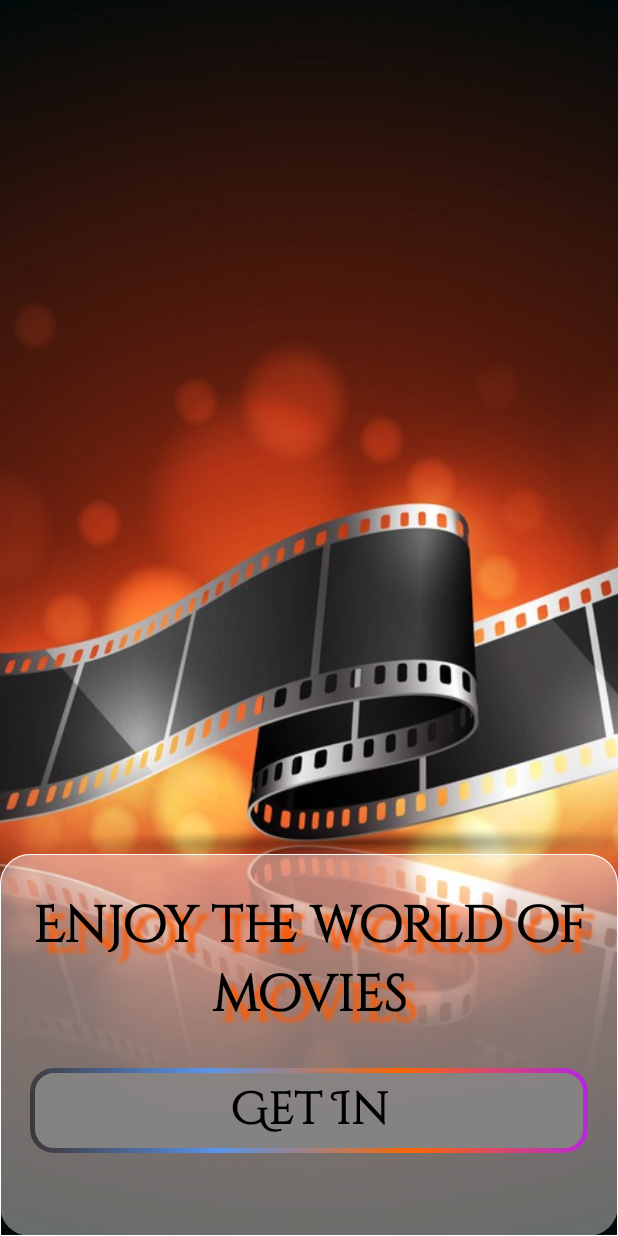
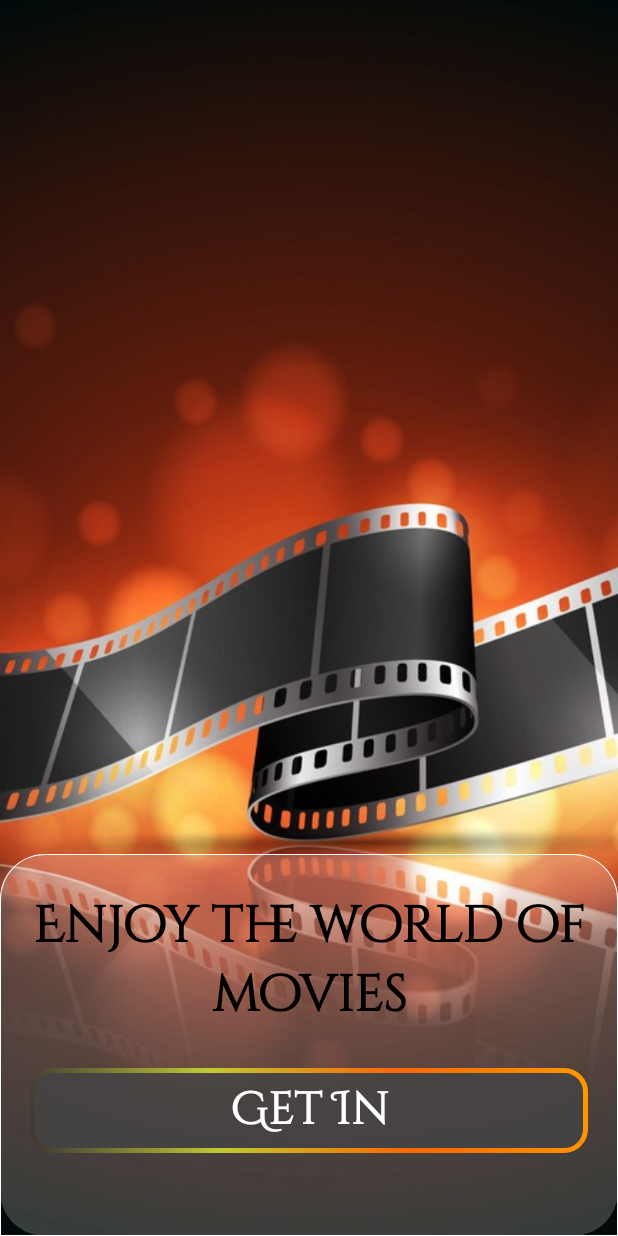
Before and after one commit to FatemehElyasi/Movie-App, an Android app built with Jetpack Compose: the screen it shows after launch (MainActivity), on a phone screen of 412 x 824 dp. Run offline under Robolectric (Android 15) with nearby library versions, the phone set to English and light mode, and no system bars.

Commit message:
SETUP some ui changes

```diff
--- a/app/src/main/java/ir/fatemelyasii/movie/navigation/BannerScreen.kt
+++ b/app/src/main/java/ir/fatemelyasii/movie/navigation/BannerScreen.kt
@@ -47,8 +47,8 @@ fun BannerScreen(navController: NavHostController) {
                 .wrapContentHeight()
                 .fillMaxWidth()
                 .align(Alignment.BottomCenter)
-                .background(color = Color.White.copy(0.4f), RoundedCornerShape(20.dp))
-                .border(0.5.dp, Color.White, RoundedCornerShape(topEnd = 20.dp, topStart = 20.dp)),
+                .background(color = Color.White.copy(0.2f), RoundedCornerShape(30.dp))
+                .border(0.5.dp, Color.White, RoundedCornerShape(topEnd = 30.dp, topStart = 30.dp)),
             verticalArrangement = Arrangement.Bottom,
             horizontalAlignment = Alignment.CenterHorizontally
         ) {
@@ -60,19 +60,21 @@ fun BannerScreen(navController: NavHostController) {
                 color = Color.Black,
                 style = TextStyle(
                     fontSize = 34.sp,
-                    shadow = Shadow(
+
+                    /*shadow = Shadow(
                         color = Color(0xFFFC5A03),
                         offset = offset, blurRadius = 3f
-                    ),
+                    ),*/
+
                     fontFamily = FontFamily(Font(R.font.cinzel_decorative)),
                     textAlign = TextAlign.Center
                 )
             )
             val linearGradientBrush = Brush.linearGradient(
                 colors = listOf(
-                    Color(0xFFB226E1),
+                    Color(0xFFFF9800),
                     Color(0xFFFC6603),
-                    Color(0xFF5995EE),
+                    Color(0xFFC0CA33),
                     Color(0xFF3D3535)
                 ),
                 start = Offset(Float.POSITIVE_INFINITY, 0f),
@@ -83,7 +85,7 @@ fun BannerScreen(navController: NavHostController) {
                 modifier
                     .padding(bottom = 55.dp, start = 20.dp, end = 20.dp)
                     .fillMaxWidth()
-                    .background(color = Color.Gray.copy(0.8f), RoundedCornerShape(16.dp))
+                    .background(color = Color.DarkGray.copy(0.8f), RoundedCornerShape(16.dp))
                     .border(
                         BorderStroke(
                             3.dp,
@@ -98,7 +100,7 @@ fun BannerScreen(navController: NavHostController) {
                 Text(text = "Get In" ,style = TextStyle(
                     fontSize = 30.sp,
                     fontWeight = FontWeight.Bold,
-                    color = Color.Black,
+                    color = Color.White,
                     fontFamily = FontFamily(Font(R.font.cinzel_decorative)),
                     textAlign = TextAlign.Center
                 ))
--- a/app/src/main/java/ir/fatemelyasii/movie/navigation/HomeScreen.kt
+++ b/app/src/main/java/ir/fatemelyasii/movie/navigation/HomeScreen.kt
@@ -55,7 +55,7 @@ fun HomeScreen(navController: NavHostController) {
     val movieViewModel = viewModel<MovieViewModel>()
     val state = movieViewModel.state
     Scaffold(
-        modifier = Modifier.background(Color.Transparent),
+        modifier = Modifier.background(Color.White),
         topBar = {
             TopBar()
         }, content = { paddingValues ->
@@ -172,7 +172,7 @@ fun TopBar() {
     TopAppBar(
         title = { Text(text = "Movie App") },
         colors = TopAppBarDefaults.topAppBarColors(
-            containerColor = Color.White.copy(.4f)
+            containerColor = Color.Black.copy(.4f)
         )
     )
 }
```
